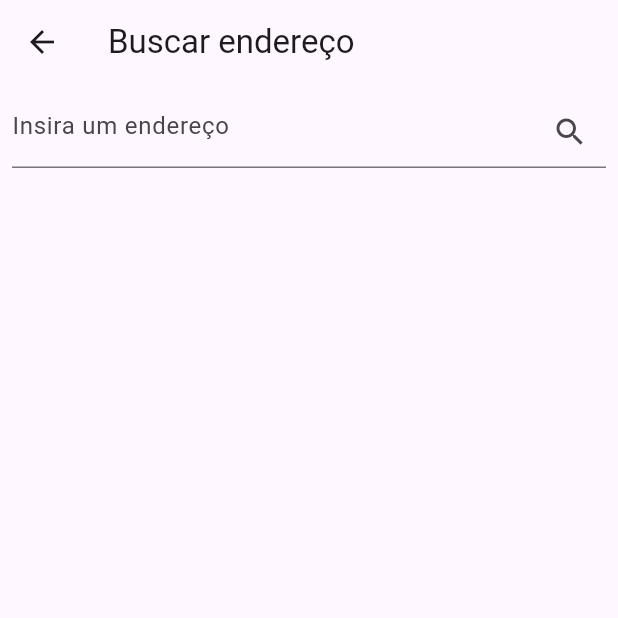
After one commit to adalbertocarv/buscarendereco, a Flutter app: the SearchAddressScreen screen opened directly, on a phone screen of 412 x 824 dp, the top half of it. The commit adds this screen. Run offline on Flutter 3.47's test engine with Material 3 defaults, Android fonts, the light colour scheme and no system bars; our stand-ins replace flutter_map, geolocator, latlong2.

Commit message:
função busca e marcação no mapa

```diff
--- /dev/null
+++ b/lib/models/address.dart
@@ -0,0 +1,15 @@
+class Address {
+  final double lat;
+  final double lon;
+  final String displayName;
+
+  Address({required this.lat, required this.lon, required this.displayName});
+
+  factory Address.fromJson(Map<String, dynamic> json) {
+    return Address(
+      lat: double.parse(json['lat']),
+      lon: double.parse(json['lon']),
+      displayName: json['display_name'],
+    );
+  }
+}
--- /dev/null
+++ b/lib/screens/search_address_screen.dart
@@ -0,0 +1,61 @@
+import 'package:flutter/material.dart';
+import 'package:buscaendereco/services/api_service.dart';
+import 'package:buscaendereco/models/address.dart';
+
+class SearchAddressScreen extends StatefulWidget {
+  @override
+  _SearchAddressScreenState createState() => _SearchAddressScreenState();
+}
+
+class _SearchAddressScreenState extends State<SearchAddressScreen> {
+  TextEditingController _controller = TextEditingController();
+  List<Address> _addresses = [];
+
+  void _searchAddress(String query) async {
+    final results = await ApiService.searchAddress(query);
+    setState(() {
+      _addresses = results.map((data) => Address.fromJson(data)).toList();
+    });
+  }
+
+  @override
+  Widget build(BuildContext context) {
+    return Scaffold(
+      appBar: AppBar(
+        title: Text('Buscar endereço'),
+      ),
+      body: Column(
+        children: [
+          Padding(
+            padding: EdgeInsets.all(8.0),
+            child: TextField(
+              controller: _controller,
+              decoration: InputDecoration(
+                hintText: 'Insira um endereço',
+                suffixIcon: IconButton(
+                  icon: Icon(Icons.search),
+                  onPressed: () {
+                    _searchAddress(_controller.text);
+                  },
+                ),
+              ),
+            ),
+          ),
+          Expanded(
+            child: ListView.builder(
+              itemCount: _addresses.length,
+              itemBuilder: (context, index) {
+                return ListTile(
+                  title: Text(_addresses[index].displayName),
+                  onTap: () {
+                    Navigator.pop(context, _addresses[index]);
+                  },
+                );
+              },
+            ),
+          ),
+        ],
+      ),
+    );
+  }
+}
--- /dev/null
+++ b/lib/services/api_service.dart
@@ -0,0 +1,16 @@
+import 'dart:convert';
+import 'package:http/http.dart' as http;
+
+class ApiService {
+  static const String _nominatimUrl = "https://nominatim.openstreetmap.org/search";
+
+  static Future<List<dynamic>> searchAddress(String query) async {
+    final response = await http.get(Uri.parse('$_nominatimUrl?q=$query&format=json&addressdetails=1&bounded=1&viewbox=-47.9510,-15.5051,-47.3389,-15.8234'));
+
+    if (response.statusCode == 200) {
+      return json.decode(response.body);
+    } else {
+      throw Exception('Failed to load address');
+    }
+  }
+}
```
Also changed, not shown: lib/main.dart (+20 -79 lines), lib/models/marker.dart (added, +37 -0 lines), lib/models/stop.dart (added, +16 -0 lines), lib/open_street_map_service.dart (deleted, +0 -44 lines), lib/screens/map_screen.dart (added, +81 -0 lines), lib/services/geolocator_service.dart (added, +9 -0 lines), lib/utils/helpers.dart (added, +24 -0 lines), pubspec.yaml (+8 -44 lines), pubspec.lock, 1 other file.
